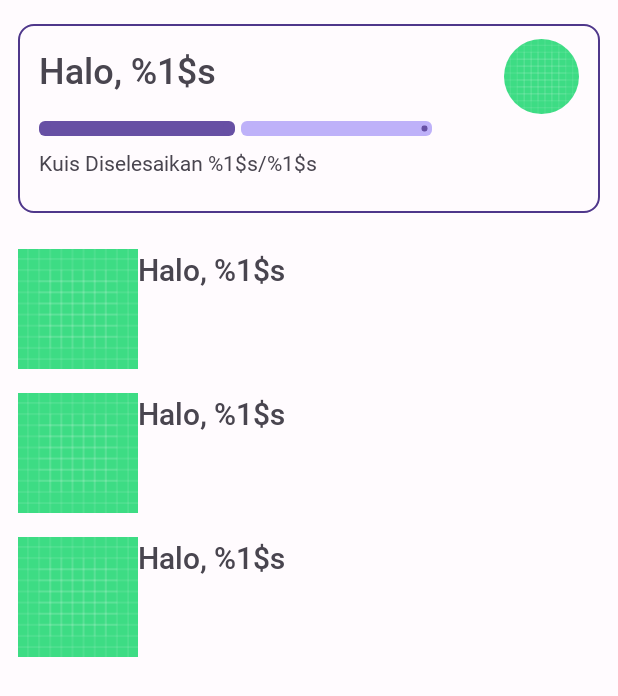
After one commit to Patuli-Pahlawan-Tuli/Patuli-Android, an Android app: the layout fragment_home.xml on its own in the app's theme, with its tools: preview values and no code run, on a phone screen of 412 x 824 dp. The commit adds this screen. Shown: the top 696 px of the screen. Run offline under Robolectric (Android 15) with nearby library versions, the phone set to English and light mode, and no system bars.

Commit message:
reconstruct UI, home activity, add card item

```diff
--- a/app/src/main/java/com/puxxbu/PatuliApp/PatuliApp.kt
+++ b/app/src/main/java/com/puxxbu/PatuliApp/PatuliApp.kt
@@ -2,7 +2,6 @@ package com.puxxbu.PatuliApp
 
 import android.app.Application
 import android.content.Context
-import android.provider.ContactsContract.Profile
 import androidx.datastore.core.DataStore
 import androidx.datastore.preferences.core.Preferences
 import androidx.datastore.preferences.preferencesDataStore
@@ -11,7 +10,7 @@ import com.puxxbu.PatuliApp.data.database.SessionDataPreferences
 import com.puxxbu.PatuliApp.data.repository.DataRepository
 import com.puxxbu.PatuliApp.ui.fragments.lesson.viewmodel.LessonViewModel
 import com.puxxbu.PatuliApp.ui.fragments.profile.ProfileViewModel
-import com.puxxbu.PatuliApp.ui.home.HomeViewModel
+import com.puxxbu.PatuliApp.ui.main.MainViewModel
 import com.puxxbu.PatuliApp.ui.login.LoginViewModel
 import com.puxxbu.PatuliApp.ui.register.RegisterViewModel
 import org.koin.android.ext.koin.androidContext
@@ -40,7 +39,7 @@ class PatuliApp : Application() {
     private val viewModelModule = module {
         viewModel { RegisterViewModel(get())  }
         viewModel { LoginViewModel(get()) }
-        viewModel { HomeViewModel(get()) }
+        viewModel { MainViewModel(get()) }
         viewModel { ProfileViewModel(get()) }
         viewModel { LessonViewModel(get()) }
     }
--- a/app/src/main/java/com/puxxbu/PatuliApp/ui/MainActivity.kt
+++ b/app/src/main/java/com/puxxbu/PatuliApp/ui/OnBoardingActivity.kt
@@ -4,15 +4,11 @@ import android.content.Intent
 import androidx.appcompat.app.AppCompatActivity
 import android.os.Bundle
 import android.util.Log
-import androidx.core.view.WindowCompat
-import androidx.core.view.WindowInsetsCompat
-import androidx.core.view.WindowInsetsControllerCompat
 import com.puxxbu.PatuliApp.databinding.ActivityOnboardingBinding
-import com.puxxbu.PatuliApp.ui.home.HomeActivity
 import com.puxxbu.PatuliApp.ui.login.LoginActivity
 import com.puxxbu.PatuliApp.ui.register.RegisterActivity
 
-class MainActivity : AppCompatActivity() {
+class OnBoardingActivity : AppCompatActivity() {
     private lateinit var binding: ActivityOnboardingBinding
 
     override fun onCreate(savedInstanceState: Bundle?) {
--- a/app/src/main/java/com/puxxbu/PatuliApp/ui/login/LoginActivity.kt
+++ b/app/src/main/java/com/puxxbu/PatuliApp/ui/login/LoginActivity.kt
@@ -10,7 +10,7 @@ import androidx.appcompat.app.AppCompatActivity
 import com.puxxbu.PatuliApp.R
 import com.puxxbu.PatuliApp.data.model.UserDataModel
 import com.puxxbu.PatuliApp.databinding.ActivityLoginBinding
-import com.puxxbu.PatuliApp.ui.home.HomeActivity
+import com.puxxbu.PatuliApp.ui.main.MainActivity
 import org.koin.androidx.viewmodel.ext.android.viewModel
 
 class LoginActivity : AppCompatActivity() {
@@ -75,7 +75,7 @@ class LoginActivity : AppCompatActivity() {
                     builder.setTitle("Login Berhasil")
                     builder.setMessage("Silahkan lanjutkan")
                     builder.setPositiveButton("OK") { dialog, which ->
-                        val intent = Intent(this, HomeActivity::class.java)
+                        val intent = Intent(this, MainActivity::class.java)
                         intent.flags =
                             Intent.FLAG_ACTIVITY_CLEAR_TASK or Intent.FLAG_ACTIVITY_NEW_TASK
                         startActivity(intent)
--- a/app/src/main/java/com/puxxbu/PatuliApp/ui/home/HomeViewModel.kt
+++ b/app/src/main/java/com/puxxbu/PatuliApp/ui/main/MainViewModel.kt
@@ -1,4 +1,4 @@
-package com.puxxbu.PatuliApp.ui.home
+package com.puxxbu.PatuliApp.ui.main
 
 
 import androidx.lifecycle.LiveData
@@ -10,7 +10,7 @@ import com.puxxbu.PatuliApp.data.repository.DataRepository
 import com.puxxbu.PatuliApp.utils.Event
 import kotlinx.coroutines.launch
 
-class HomeViewModel(private val dataRepository: DataRepository) : ViewModel() {
+class MainViewModel(private val dataRepository: DataRepository) : ViewModel() {
 
     private val _isloading = MutableLiveData<Boolean>()
     val isLoading: MutableLiveData<Boolean> = _isloading
--- /dev/null
+++ b/app/src/main/res/drawable/shape_rounded_lighter_grey.xml
@@ -0,0 +1,18 @@
+<?xml version="1.0" encoding="utf-8"?>
+<shape xmlns:android="http://schemas.android.com/apk/res/android"
+    android:shape="rectangle" >
+
+    <corners
+        android:bottomLeftRadius="10dp"
+        android:bottomRightRadius="10dp"
+        android:topLeftRadius="10dp"
+        android:topRightRadius="10dp" />
+
+    <stroke android:width="1dp" android:color="@color/md_theme_dark_primaryContainer" />
+
+    <padding
+        android:bottom="24dp"
+        android:left="14dp"
+        android:right="14dp"
+        android:top="10dp" />
+</shape>
--- /dev/null
+++ b/app/src/main/res/layout/fragment_home.xml
@@ -0,0 +1,88 @@
+<?xml version="1.0" encoding="utf-8"?>
+<androidx.constraintlayout.widget.ConstraintLayout xmlns:android="http://schemas.android.com/apk/res/android"
+    xmlns:app="http://schemas.android.com/apk/res-auto"
+    xmlns:tools="http://schemas.android.com/tools"
+    android:layout_width="match_parent"
+    android:layout_height="match_parent"
+    tools:context=".ui.fragments.home.HomeFragment">
+
+
+    <androidx.constraintlayout.widget.ConstraintLayout
+        android:id="@+id/constraintLayout"
+        android:layout_width="match_parent"
+        android:layout_height="wrap_content"
+        android:layout_marginStart="12dp"
+        android:layout_marginTop="16dp"
+        android:layout_marginEnd="12dp"
+        android:background="@drawable/shape_rounded_lighter_grey"
+        android:orientation="vertical"
+        app:layout_constraintEnd_toEndOf="parent"
+        app:layout_constraintStart_toStartOf="parent"
+        app:layout_constraintTop_toTopOf="parent">
+
+
+        <TextView
+            android:id="@+id/tv_welcome"
+            android:layout_width="wrap_content"
+            android:layout_height="wrap_content"
+            android:layout_marginTop="4dp"
+            android:fontFamily="@font/roboto_medium"
+            android:text="@string/halo_namamu"
+            android:textSize="24sp"
+            app:layout_constraintStart_toStartOf="parent"
+            app:layout_constraintTop_toTopOf="parent" />
+
+        <de.hdodenhof.circleimageview.CircleImageView
+            android:id="@+id/iv_profile_picture"
+            android:layout_width="50dp"
+            android:layout_height="50dp"
+            android:src="@drawable/ic_launcher_background"
+            app:layout_constraintEnd_toEndOf="parent"
+            app:layout_constraintTop_toTopOf="parent" />
+
+
+        <com.google.android.material.progressindicator.LinearProgressIndicator
+            android:id="@+id/progressBar"
+            android:layout_width="0dp"
+            android:layout_height="wrap_content"
+            android:layout_marginTop="18dp"
+
+            android:layout_marginEnd="48dp"
+            android:progress="50"
+            app:layout_constraintEnd_toStartOf="@+id/iv_profile_picture"
+            app:layout_constraintStart_toStartOf="@+id/tv_welcome"
+            app:layout_constraintTop_toBottomOf="@+id/tv_welcome"
+            app:trackCornerRadius="4dp"
+            app:trackThickness="10dp" />
+
+        <TextView
+            android:id="@+id/tv_quiz_progress"
+            android:layout_width="wrap_content"
+            android:layout_height="wrap_content"
+            android:layout_marginTop="8dp"
+            android:fontFamily="@font/roboto_regular"
+            android:text="@string/quiz_progress"
+            app:layout_constraintStart_toStartOf="parent"
+            app:layout_constraintTop_toBottomOf="@+id/progressBar" />
+
+
+    </androidx.constraintlayout.widget.ConstraintLayout>
+
+
+    <androidx.recyclerview.widget.RecyclerView
+        android:id="@+id/rv_lessons"
+        android:layout_width="0dp"
+        android:layout_height="0dp"
+        android:layout_gravity="center_horizontal"
+        android:layout_marginTop="8dp"
+        app:layout_constraintBottom_toBottomOf="parent"
+        app:layout_constraintEnd_toEndOf="parent"
+        app:layout_constraintHorizontal_bias="0.0"
+
+        app:layout_constraintStart_toStartOf="parent"
+        app:layout_constraintTop_toBottomOf="@+id/constraintLayout"
+        app:layout_constraintVertical_bias="1.0"
+        tools:listitem="@layout/item_lesson" />
+
+
+</androidx.constraintlayout.widget.ConstraintLayout>
--- a/app/src/main/res/layout/item_lesson.xml
+++ b/app/src/main/res/layout/item_lesson.xml
@@ -1,98 +1,43 @@
 <?xml version="1.0" encoding="utf-8"?>
 
-<LinearLayout xmlns:android="http://schemas.android.com/apk/res/android"
+
+<androidx.constraintlayout.widget.ConstraintLayout xmlns:android="http://schemas.android.com/apk/res/android"
     xmlns:app="http://schemas.android.com/apk/res-auto"
+    xmlns:tools="http://schemas.android.com/tools"
+    android:id="@+id/constraintLayout"
     android:layout_width="match_parent"
     android:layout_height="wrap_content"
-    android:layout_marginLeft="16dp"
-    android:layout_marginRight="16dp"
-    android:orientation="vertical">
+    android:layout_marginStart="12dp"
+    android:layout_marginTop="16dp"
+    android:layout_marginEnd="12dp"
 
-    <com.google.android.material.card.MaterialCardView
-        android:id="@+id/card"
-        android:layout_width="match_parent"
+    android:orientation="vertical"
+    app:layout_constraintEnd_toEndOf="parent"
+    app:layout_constraintStart_toStartOf="parent"
+    app:layout_constraintTop_toTopOf="parent">
+
+    <ImageView
+        android:id="@+id/imageView2"
+        android:layout_width="80dp"
+        android:layout_height="80dp"
+        android:src="@drawable/ic_launcher_background"
+        app:layout_constraintStart_toStartOf="parent"
+        app:layout_constraintTop_toTopOf="parent" />
+
+
+    <TextView
+        android:id="@+id/tv_welcome"
+        android:layout_width="wrap_content"
         android:layout_height="wrap_content"
-        app:cardBackgroundColor="#F7F2FA"
-        android:layout_margin="8dp">
+        android:fontFamily="@font/roboto_medium"
+        android:text="@string/halo_namamu"
+        android:textSize="20sp"
+        app:layout_constraintStart_toEndOf="@+id/imageView2"
+        app:layout_constraintTop_toTopOf="@+id/imageView2" />
 
-        <LinearLayout
-            android:layout_width="match_parent"
-            android:layout_height="wrap_content"
 
-            android:orientation="vertical">
 
-            <!-- Media -->
-            <ImageView
-                android:id="@+id/iv_lesson_photo"
-                android:layout_width="match_parent"
-                android:layout_height="260dp"
-                android:scaleType="centerCrop"
-                app:srcCompat="@drawable/ic_launcher_background" />
 
-            <!-- Buttons -->
-            <LinearLayout
-                android:layout_width="match_parent"
-                android:layout_height="wrap_content"
-                android:orientation="vertical"
-                android:padding="16dp">
 
-                <!-- Title, secondary and supporting text -->
-                <TextView
-                    android:id="@+id/tv_title"
-                    android:layout_width="wrap_content"
-                    android:layout_height="wrap_content"
-                    android:text="Alphabet A-Z"
-                    android:textAppearance="?attr/textAppearanceTitleMedium" />
 
-                <TextView
-                    android:id="@+id/tv_video_count"
-                    android:layout_width="wrap_content"
-                    android:layout_height="wrap_content"
-                    android:layout_marginTop="8dp"
-                    android:text="26 Video"
-                    android:textAppearance="?attr/textAppearanceBodyMedium"
-                    android:textColor="?android:attr/textColorSecondary" />
-
-                <TextView
-                    android:id="@+id/tv_description"
-                    android:layout_width="wrap_content"
-                    android:layout_height="wrap_content"
-                    android:layout_marginTop="16dp"
-                    android:text="Berisikan tentang kebutuhan pembelajaran anda dalam menguasai bahasa isyarat dari A-Z"
-                    android:textAppearance="?attr/textAppearanceBodyMedium"
-                    android:textColor="?android:attr/textColorSecondary" />
-
-            </LinearLayout>
-
-            <LinearLayout
-                android:layout_width="match_parent"
-                android:layout_height="wrap_content"
-                android:layout_gravity="center"
-                android:paddingRight="16dp"
-                android:paddingLeft="16dp"
-                android:layout_margin="8dp"
-
-                android:orientation="horizontal">
-
-                <Button
-                    android:id="@+id/btn_start_lesson"
-                    style="@style/Widget.Material3.Button.ElevatedButton"
-                    android:layout_width="match_parent"
-                    android:layout_height="50dp"
-                    android:backgroundTint="@color/md_theme_light_onPrimaryContainer"
-                    android:fontFamily="@font/roboto_medium"
-                    android:text="@string/start_lesson"
-
-                    android:textColor="@color/md_theme_light_onPrimary"
-                    android:textSize="16sp"
-                    app:layout_constraintEnd_toEndOf="parent"
-                    app:layout_constraintStart_toStartOf="parent"
-                    app:layout_constraintTop_toBottomOf="@+id/til_password" />
-
-            </LinearLayout>
-
-        </LinearLayout>
-
-    </com.google.android.material.card.MaterialCardView>
-
-</LinearLayout>
+</androidx.constraintlayout.widget.ConstraintLayout>
--- a/app/src/main/res/values/strings.xml
+++ b/app/src/main/res/values/strings.xml
@@ -27,6 +27,8 @@
     <string name="title_translate_result">Hasil Terjemahan</string>
     <string name="start_lesson">Mulai Pembelajaran</string>
     <string name="content_placeholder">Lorem ipsum dolor sit amet, consectetur adipiscing elit. Sed euismod, nibh ac vulputate vestibulum, dui enim eleifend lacus, vel iaculis felis augue nec libero. Lorem ipsum dolor sit amet, consectetur adipiscing elit. Sed euismod, nibh ac vulputate vestibulum, dui enim eleifend lacus, vel iaculis felis augue nec libero. Lorem ipsum dolor sit amet, consectetur adipiscing elit. Sed euismod, nibh ac vulputate vestibulum, dui enim eleifend lacus, vel iaculis felis augue nec libero. Lorem ipsum dolor sit amet, consectetur adipiscing elit. Sed euismod, nibh ac vulputate vestibulum, dui enim eleifend lacus, vel iaculis felis augue nec libero.</string>
+    <string name="halo_namamu">Halo, %1$s</string>
+    <string name="quiz_progress">Kuis Diselesaikan %1$s/%1$s</string>
     <string-array name="models_spinner_titles">
         <item>MobileNet V1</item>
         <item>EfficientDet Lite0</item>
```
Also changed, not shown: app/src/main/AndroidManifest.xml (+4 -5 lines), app/src/main/java/com/puxxbu/PatuliApp/ui/OnboardingActivity.kt (deleted, +0 -12 lines), app/src/main/java/com/puxxbu/PatuliApp/ui/SplashActivity.kt (+5 -6 lines), app/src/main/java/com/puxxbu/PatuliApp/ui/fragments/home/HomeFragment.kt (added, +51 -0 lines), app/src/main/java/com/puxxbu/PatuliApp/ui/fragments/profile/ProfileFragment.kt (+2 -7 lines), app/src/main/java/com/puxxbu/PatuliApp/ui/main/MainActivity.kt (renamed from app/src/main/java/com/puxxbu/PatuliApp/ui/home/HomeActivity.kt, +6 -13 lines), app/src/main/res/drawable/shape_card.xml (added, +13 -0 lines), app/src/main/res/layout/activity_home.xml (deleted, +0 -50 lines), app/src/main/res/layout/activity_main.xml (+52 -38 lines), app/src/main/res/menu/bottom_navigation_menu.xml (+6 -6 lines), app/src/main/res/values/styles.xml (+8 -0 lines).
